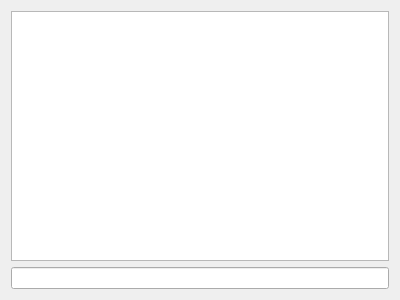
First picture: the form in ChatClient/mainwindow.ui, repository itshawk/datacommchatbot, before the edit.
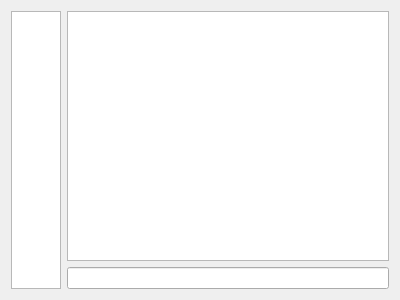
Second picture: the form after the edit.

Commit message: tcp messaging, and user list stuff, whispering coming should also mention that exiting is fucked

```diff
--- a/ChatClient/mainwindow.ui
+++ b/ChatClient/mainwindow.ui
@@ -14,12 +14,26 @@
    <string>MainWindow</string>
   </property>
   <widget class="QWidget" name="centralWidget">
-   <layout class="QVBoxLayout" name="verticalLayout">
+   <layout class="QHBoxLayout" name="horizontalLayout">
     <item>
-     <widget class="QTextEdit" name="textEdit"/>
+     <widget class="QListWidget" name="listWidget">
+      <property name="maximumSize">
+       <size>
+        <width>50</width>
+        <height>16777215</height>
+       </size>
+      </property>
+     </widget>
     </item>
     <item>
-     <widget class="QLineEdit" name="lineEdit"/>
+     <layout class="QVBoxLayout" name="verticalLayout_2">
+      <item>
+       <widget class="QTextEdit" name="textEdit"/>
+      </item>
+      <item>
+       <widget class="QLineEdit" name="lineEdit"/>
+      </item>
+     </layout>
     </item>
    </layout>
   </widget>
```
The commit also changes 6 other files.
